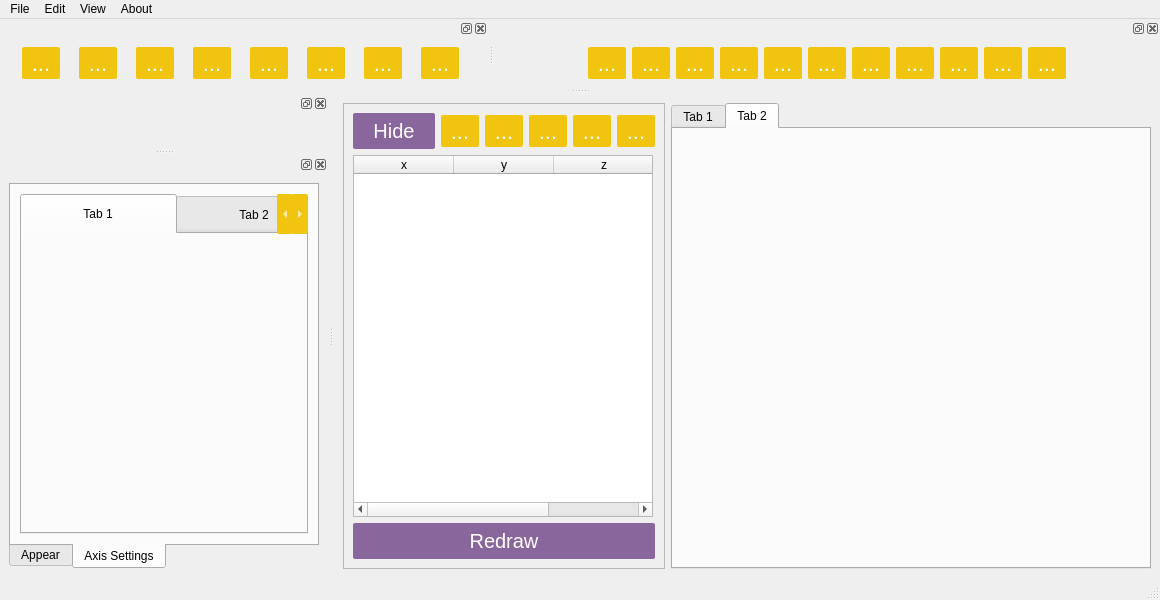
This is GUI.ui in MSHallOpenSoft/plotter as Qt 5 draws it before an edit. The edited form follows.
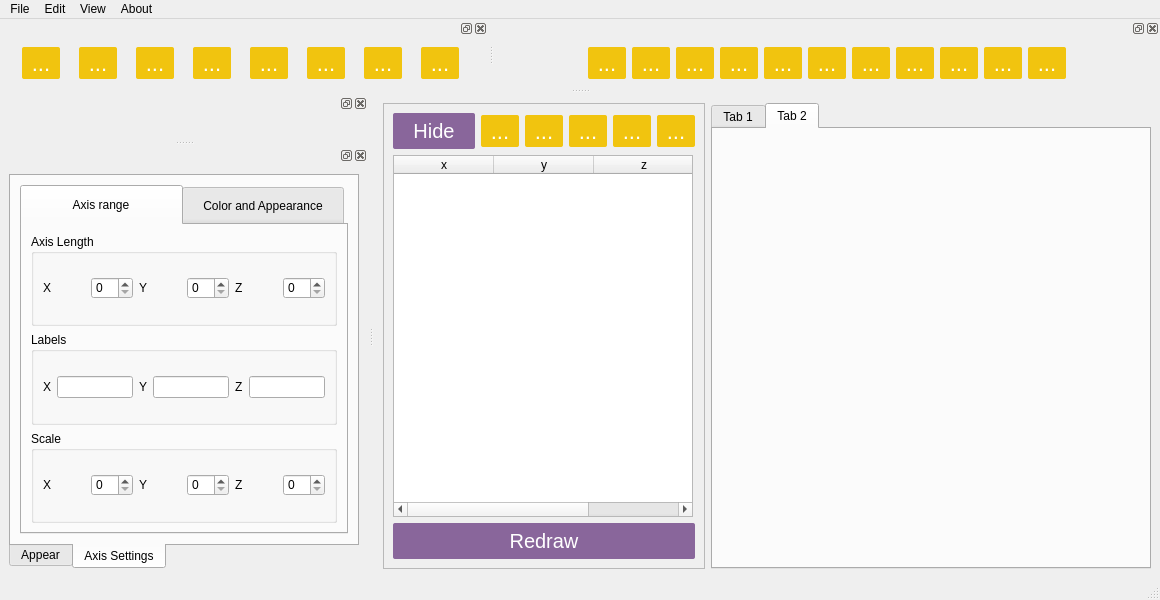
This is the edited form. The open tabs and pages were chosen to show the change. Icons and pictures are not drawn.

Commit message: Added toolbox tab2a

Patch:
```diff
--- a/GUI.ui
+++ b/GUI.ui
@@ -439,17 +439,23 @@
        <item>
         <widget class="QTabWidget" name="tabWidget_2">
          <property name="sizePolicy">
-          <sizepolicy hsizetype="Minimum" vsizetype="Expanding">
+          <sizepolicy hsizetype="Ignored" vsizetype="Expanding">
            <horstretch>0</horstretch>
            <verstretch>0</verstretch>
           </sizepolicy>
          </property>
          <property name="minimumSize">
           <size>
-           <width>310</width>
+           <width>350</width>
            <height>0</height>
           </size>
          </property>
+         <property name="maximumSize">
+          <size>
+           <width>16777215</width>
+           <height>16777215</height>
+          </size>
+         </property>
          <property name="autoFillBackground">
           <bool>false</bool>
          </property>
@@ -662,7 +668,7 @@
              <property name="styleSheet">
               <string notr="true">QTabBar::tab{
 height : 40px;
-width : 156px;
+width : 162px;
 }</string>
              </property>
              <property name="currentIndex">
@@ -673,12 +679,175 @@
              </property>
              <widget class="QWidget" name="tab_5">
               <attribute name="title">
-               <string>Tab 1</string>
+               <string>Axis range</string>
               </attribute>
+              <layout class="QVBoxLayout" name="verticalLayout_10">
+               <item>
+                <layout class="QVBoxLayout" name="verticalLayout_9">
+                 <item>
+                  <widget class="QGroupBox" name="groupBox_3">
+                   <property name="sizePolicy">
+                    <sizepolicy hsizetype="Preferred" vsizetype="Preferred">
+                     <horstretch>0</horstretch>
+                     <verstretch>0</verstretch>
+                    </sizepolicy>
+                   </property>
+                   <property name="minimumSize">
+                    <size>
+                     <width>0</width>
+                     <height>50</height>
+                    </size>
+                   </property>
+                   <property name="title">
+                    <string>Axis Length</string>
+                   </property>
+                   <property name="flat">
+                    <bool>true</bool>
+                   </property>
+                   <layout class="QVBoxLayout" name="verticalLayout_13">
+                    <item>
+                     <layout class="QHBoxLayout" name="horizontalLayout_14">
+                      <item>
+                       <widget class="QLabel" name="label_8">
+                        <property name="text">
+                         <string>X</string>
+                        </property>
+                       </widget>
+                      </item>
+                      <item>
+                       <widget class="QSpinBox" name="spinBox"/>
+                      </item>
+                      <item>
+                       <widget class="QLabel" name="label_9">
+                        <property name="text">
+                         <string>Y</string>
+                        </property>
+                       </widget>
+                      </item>
+                      <item>
+                       <widget class="QSpinBox" name="spinBox_2"/>
+                      </item>
+                      <item>
+                       <widget class="QLabel" name="label_10">
+                        <property name="text">
+                         <string>Z</string>
+                        </property>
+                       </widget>
+                      </item>
+                      <item>
+                       <widget class="QSpinBox" name="spinBox_3"/>
+                      </item>
+                     </layout>
+                    </item>
+                   </layout>
+                  </widget>
+                 </item>
+                 <item>
+                  <widget class="QGroupBox" name="groupBox_4">
+                   <property name="title">
+                    <string>Labels</string>
+                   </property>
+                   <layout class="QVBoxLayout" name="verticalLayout_11">
+                    <item>
+                     <layout class="QHBoxLayout" name="horizontalLayout_15">
+                      <item>
+                       <widget class="QLabel" name="label_14">
+                        <property name="text">
+                         <string>X</string>
+                        </property>
+                       </widget>
+                      </item>
+                      <item>
+                       <widget class="QLineEdit" name="lineEdit_3">
+                        <property name="sizePolicy">
+                         <sizepolicy hsizetype="Preferred" vsizetype="Fixed">
+                          <horstretch>0</horstretch>
+                          <verstretch>0</verstretch>
+                         </sizepolicy>
+                        </property>
+                        <property name="frame">
+                         <bool>true</bool>
+                        </property>
+                        <property name="cursorPosition">
+                         <number>0</number>
+                        </property>
+                       </widget>
+                      </item>
+                      <item>
+                       <widget class="QLabel" name="label_13">
+                        <property name="text">
+                         <string>Y</string>
+                        </property>
+                       </widget>
+                      </item>
+                      <item>
+                       <widget class="QLineEdit" name="lineEdit"/>
+                      </item>
+                      <item>
+                       <widget class="QLabel" name="label_11">
+                        <property name="text">
+                         <string>Z</string>
+                        </property>
+                       </widget>
+                      </item>
+                      <item>
+                       <widget class="QLineEdit" name="lineEdit_2"/>
+                      </item>
+                     </layout>
+                    </item>
+                   </layout>
+                  </widget>
+                 </item>
+                 <item>
+                  <widget class="QGroupBox" name="groupBox_5">
+                   <property name="title">
+                    <string>Scale</string>
+                   </property>
+                   <layout class="QVBoxLayout" name="verticalLayout_12">
+                    <item>
+                     <layout class="QHBoxLayout" name="horizontalLayout_16">
+                      <item>
+                       <widget class="QLabel" name="label_12">
+                        <property name="text">
+                         <string>X</string>
+                        </property>
+                       </widget>
+                      </item>
+                      <item>
+                       <widget class="QSpinBox" name="spinBox_4"/>
+                      </item>
+                      <item>
+                       <widget class="QLabel" name="label_15">
+                        <property name="text">
+                         <string>Y</string>
+                        </property>
+                       </widget>
+                      </item>
+                      <item>
+                       <widget class="QSpinBox" name="spinBox_5"/>
+                      </item>
+                      <item>
+                       <widget class="QLabel" name="label_16">
+                        <property name="text">
+                         <string>Z</string>
+                        </property>
+                       </widget>
+                      </item>
+                      <item>
+                       <widget class="QSpinBox" name="spinBox_6"/>
+                      </item>
+                     </layout>
+                    </item>
+                   </layout>
+                  </widget>
+                 </item>
+                </layout>
+               </item>
+              </layout>
              </widget>
              <widget class="QWidget" name="tab_6">
               <attribute name="title">
-               <string>Tab 2</string>
+               <string>Color and Appearance</string>
               </attribute>
              </widget>
             </widget>
```
Left out of the diff: 91 changed lines with no effect on the pictures.
